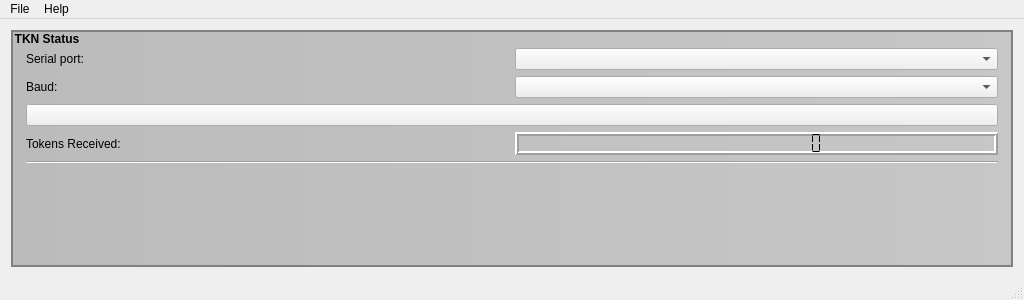
First picture: the form in PC/gui/TKN_Window.ui, repository chrispap/TKN, before the edit.
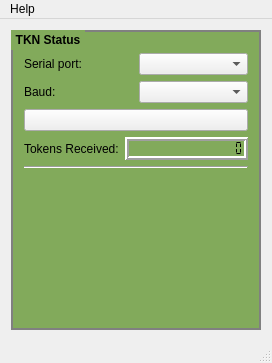
Second picture: the form after the edit.

What changed in the file:
```diff
--- a/PC/gui/TKN_Window.ui
+++ b/PC/gui/TKN_Window.ui
@@ -6,22 +6,10 @@
    <rect>
     <x>0</x>
     <y>0</y>
-    <width>1024</width>
-    <height>300</height>
+    <width>268</width>
+    <height>357</height>
    </rect>
   </property>
-  <property name="sizePolicy">
-   <sizepolicy hsizetype="Minimum" vsizetype="Preferred">
-    <horstretch>0</horstretch>
-    <verstretch>0</verstretch>
-   </sizepolicy>
-  </property>
-  <property name="minimumSize">
-   <size>
-    <width>300</width>
-    <height>300</height>
-   </size>
-  </property>
   <property name="windowTitle">
    <string>TKN GUI</string>
   </property>
@@ -29,21 +17,21 @@
    <bool>false</bool>
   </property>
   <property name="styleSheet">
-   <string notr="true">QGroupBox::title { 
-    background-color: transparent;
-     subcontrol-position: top left; /* position at the top left*/ 
-     padding: 2px 2px;
- } 
-
-QGroupBox { 
-    background-color:  qlineargradient(spread:pad, x1:0, y1:0, x2:1, y2:0, stop:0 rgba(0, 0, 0, 55), stop:1 rgba(55, 55, 55, 55));
+   <string notr="true">QGroupBox { 
+    background-color:  rgba(100,150,50, 200);
     border: 2px solid gray;
-    padding: 5px 2px;
+    padding: 10 0 0 0;
     font: bold;
  } 
 
+QGroupBox::Title{
+    padding: 3px;
+    font: 14pt; 
+}
+
 QTextEdit { 
-    background-color: rgba(255, 255, 255, 150)
+	background-color: qlineargradient(spread:pad, x1:0, y1:0, x2:1, y2:0, stop:0 rgba(0, 0, 0, 255), stop:1 rgba(55, 55, 55, 155));
+    color: rgb(0,250,0);
 }</string>
   </property>
   <property name="toolButtonStyle">
@@ -54,7 +42,7 @@
   </property>
   <widget class="QWidget" name="centralWidget">
    <property name="sizePolicy">
-    <sizepolicy hsizetype="Maximum" vsizetype="Preferred">
+    <sizepolicy hsizetype="MinimumExpanding" vsizetype="Preferred">
      <horstretch>0</horstretch>
      <verstretch>0</verstretch>
     </sizepolicy>
@@ -68,11 +56,23 @@
         <verstretch>0</verstretch>
        </sizepolicy>
       </property>
+      <property name="minimumSize">
+       <size>
+        <width>250</width>
+        <height>300</height>
+       </size>
+      </property>
+      <property name="maximumSize">
+       <size>
+        <width>250</width>
+        <height>300</height>
+       </size>
+      </property>
       <property name="title">
        <string>TKN Status</string>
       </property>
       <property name="flat">
-       <bool>true</bool>
+       <bool>false</bool>
       </property>
       <layout class="QVBoxLayout" name="verticalLayout">
        <item>
@@ -127,10 +127,10 @@
             <bool>false</bool>
            </property>
            <property name="numDigits">
-            <number>13</number>
+            <number>16</number>
            </property>
            <property name="digitCount">
-            <number>13</number>
+            <number>16</number>
            </property>
            <property name="mode">
             <enum>QLCDNumber::Dec</enum>
@@ -172,7 +172,7 @@
     <rect>
      <x>0</x>
      <y>0</y>
-     <width>1024</width>
+     <width>268</width>
      <height>21</height>
     </rect>
    </property>
@@ -182,19 +182,12 @@
    <property name="nativeMenuBar">
     <bool>false</bool>
    </property>
-   <widget class="QMenu" name="menuFile">
-    <property name="title">
-     <string>File</string>
-    </property>
-    <addaction name="actionOpen"/>
-   </widget>
    <widget class="QMenu" name="menuHelp">
     <property name="title">
      <string>Help</string>
     </property>
     <addaction name="actionAbout"/>
    </widget>
-   <addaction name="menuFile"/>
    <addaction name="menuHelp"/>
   </widget>
   <widget class="QStatusBar" name="statusBar">
```
Left out of the diff: 2 changed lines with no effect on the pictures.
